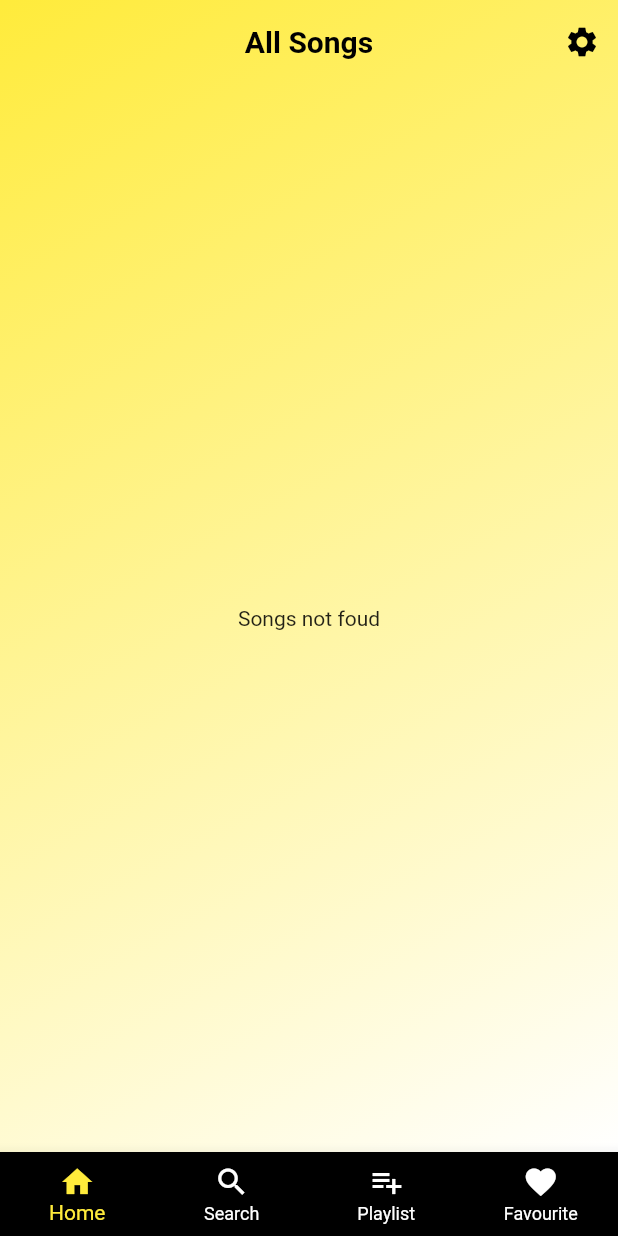
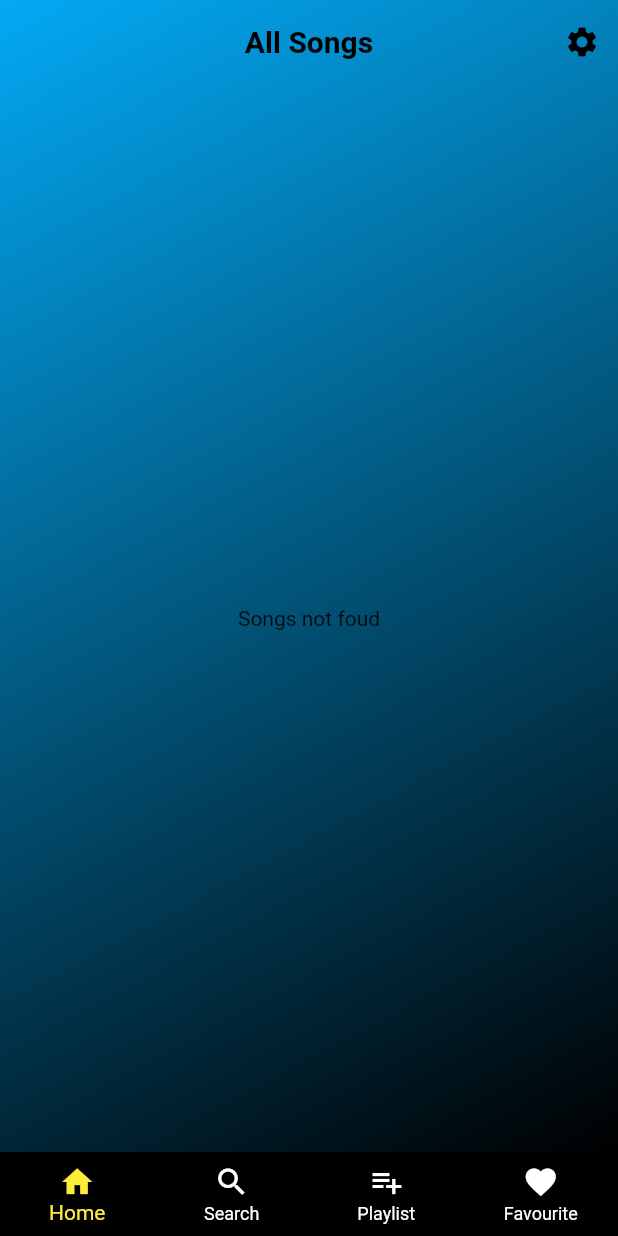
Before and after one commit to binuprasad/Rainbow-Music, a Flutter app: the screen it shows after launch, on a phone screen of 412 x 824 dp. Run offline on Flutter 3.47's test engine with Material 2 defaults, Android fonts, the phone set to English and light mode, and no system bars; our stand-ins replace audio_video_progress_bar, get, hive, hive_flutter, just_audio, just_audio_background and 5 more; missing offline and left inert: audio_service_web, audio_session, flutter_custom_cards, just_audio_web, marquee_text, on_audio_query_web; accounts and stored records are empty.

Commit message:
some changes

```diff
--- a/lib/colors/colors.dart
+++ b/lib/colors/colors.dart
@@ -1,5 +1,7 @@
 import 'package:flutter/material.dart';
 
-const appgradientcolor = [Colors.yellow, Colors.white];
+const appgradientcolor = [Colors.lightBlue, Colors.black];
 
 const appcolor = Colors.amber;
+const black = Colors.black;
+const white = Colors.white;
--- a/lib/controller/about_screen_controller.dart
+++ b/lib/controller/about_screen_controller.dart
@@ -7,9 +7,9 @@ class AboutScreenController extends GetxController with GetSingleTickerProviderS
 
   final List<Tab>myTap =[
     const Tab(
-      text: 'Welcome to MusicMusca and enjoy listening offline music with better experience. If you have any suggestions you can inform me by clicking the feedback section in the settings,We will try to improve our app more better,thank you.',
+      text: 'About App',
     ),
-    const Tab(text: "I am Binuprasad.Expertised in UI/UX Designing and Flutter development based on kerala,if you have any queries related to  musicapp or about me by taping 'Contact' on the settings. Once of all thank you for supporting me.",)
+    const Tab(text: "About Developer",)
   ];
   @override
   void onInit() {
--- a/lib/main.dart
+++ b/lib/main.dart
@@ -37,7 +37,7 @@ class MyApp extends StatelessWidget {
       theme: ThemeData(
         primaryColor: Colors.white,
       ),
-      home:  SpalshScreen(),
+      home:  const SpalshScreen(),
     );
   }
 }
--- a/lib/view/screens/search_screen.dart
+++ b/lib/view/screens/search_screen.dart
@@ -80,7 +80,8 @@ class SearchSong extends GetView<Searchcontroller> {
                             itemCount: controller.foundSongs.length,
                             itemBuilder: (context, index) => Card(
                               key: ValueKey(controller.foundSongs[index].id),
-                              color: const Color.fromARGB(255, 226, 211, 73),
+                              color: Colors.lightBlue,
+
                               margin: const EdgeInsets.symmetric(vertical: 7),
                               child: ListTile(
                                 onTap: () {
```
Also changed, not shown: lib/view/favourite/favourite_button.dart (+7 -9 lines), lib/view/screens/about_screen.dart (+1 -6 lines).
